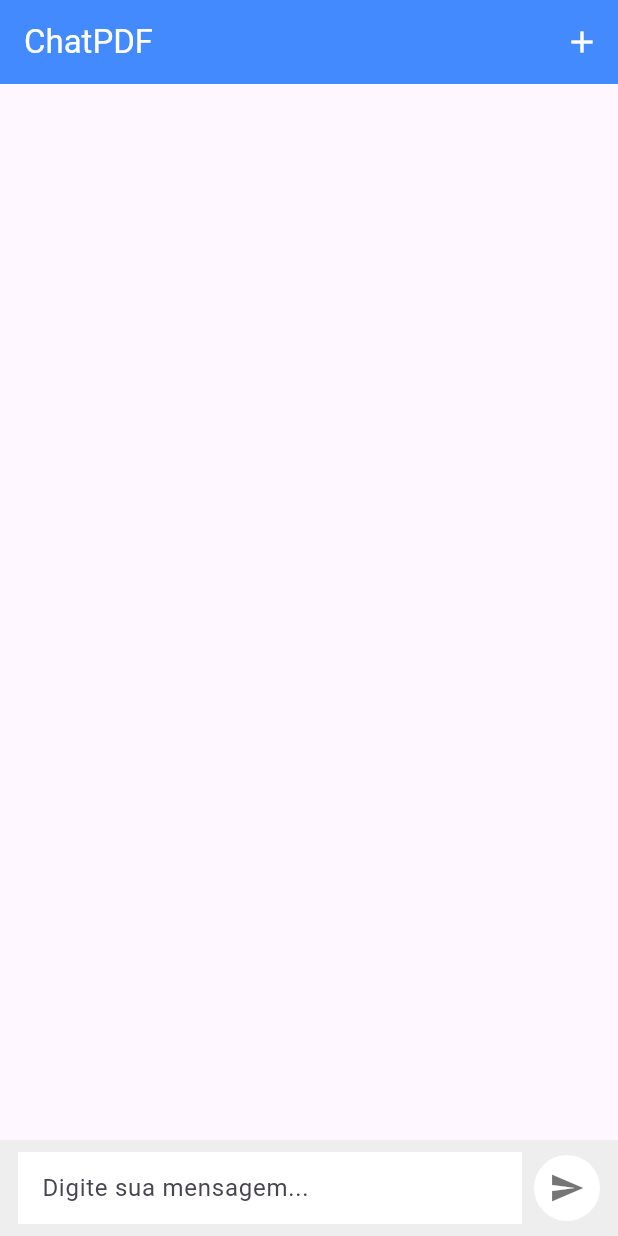
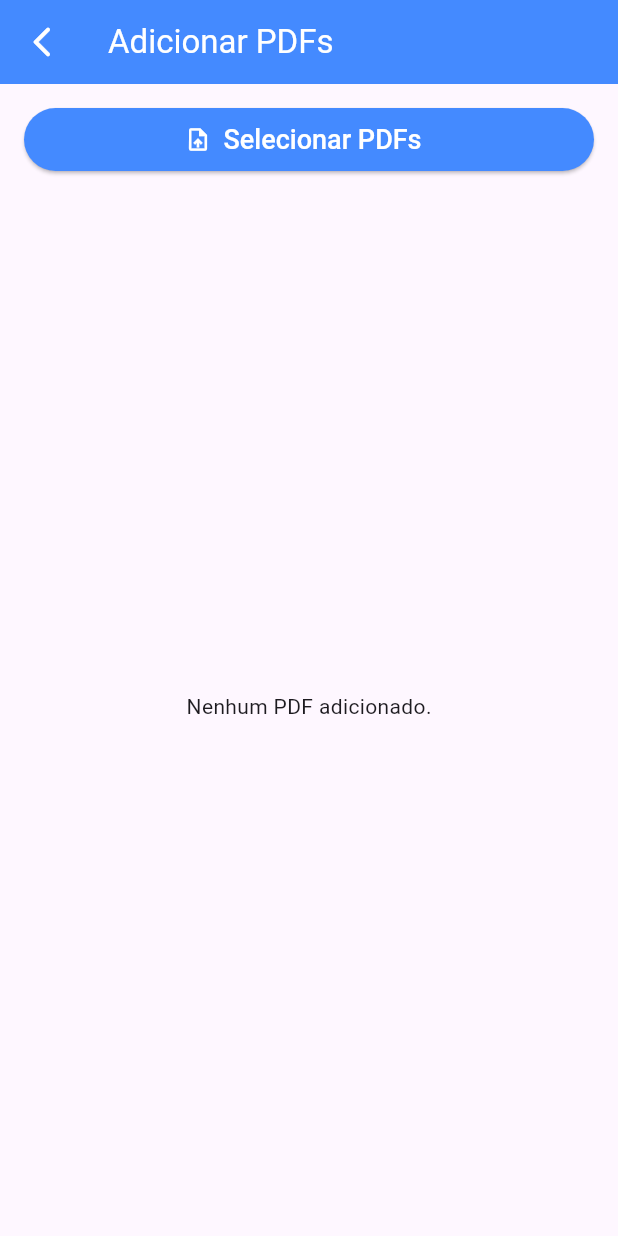
Before and after one commit to lucas680/app_chatpdf, a Flutter app: the screen it shows after launch, after a tap on "Começar", after a tap on the "add" icon, on a phone screen of 412 x 824 dp. Run offline on Flutter 3.47's test engine with Material 3 defaults, Android fonts, the light colour scheme and no system bars; our stand-ins replace file_picker.

Commit message:
home and add pdf screens

```diff
--- a/lib/main.dart
+++ b/lib/main.dart
@@ -1,9 +1,21 @@
 import 'package:app_chatpdf/ui/_core/app_theme.dart';
+import 'package:app_chatpdf/ui/_core/listPdfs_provider.dart';
 import 'package:app_chatpdf/ui/splash/splash_screen.dart';
 import 'package:flutter/material.dart';
+import 'package:provider/provider.dart';
 
-void main() {
-  runApp(const MyApp());
+void main() async {
+  WidgetsFlutterBinding.ensureInitialized();
+  runApp(
+    MultiProvider(
+      providers: [
+        ChangeNotifierProvider(create: (context){
+          return ListpdfsProvider();
+        })
+      ],
+      child: MyApp(),
+    )
+  );
 }
 
 class MyApp extends StatelessWidget {
--- /dev/null
+++ b/lib/ui/_core/listPdfs_provider.dart
@@ -0,0 +1,16 @@
+import 'package:file_picker/file_picker.dart';
+import 'package:flutter/material.dart';
+
+class ListpdfsProvider extends ChangeNotifier {
+  List<PlatformFile> listPdfFiles = [];
+
+  void addAllPdfs(List<PlatformFile> pdfs) {
+    listPdfFiles.addAll(pdfs);
+    notifyListeners();
+  }
+
+  void removePdf(int index){
+    listPdfFiles.removeAt(index);
+    notifyListeners();
+  }
+}
--- /dev/null
+++ b/lib/ui/addPdf/addPdf_screen.dart
@@ -0,0 +1,92 @@
+import 'package:app_chatpdf/ui/_core/listPdfs_provider.dart';
+import 'package:file_picker/file_picker.dart';
+import 'package:flutter/material.dart';
+import 'package:provider/provider.dart';
+
+class AddPdfScreen extends StatelessWidget {
+  const AddPdfScreen({super.key});
+
+  void _pickPdfFiles(BuildContext context) async {
+    final result = await FilePicker.platform.pickFiles(
+      type: FileType.custom,
+      allowedExtensions: ['pdf'],
+      allowMultiple: true,
+    );
+
+    if (result != null && result.files.isNotEmpty) {
+      Provider.of<ListpdfsProvider>(
+        context,
+        listen: false,
+      ).addAllPdfs(result.files);
+    }
+  }
+
+  @override
+  Widget build(BuildContext context) {
+    final listpdfsProvider = Provider.of<ListpdfsProvider>(context);
+
+    return Scaffold(
+      appBar: AppBar(
+        leading: IconButton(
+          icon: const Icon(Icons.arrow_back_ios_new_rounded),
+          onPressed: () => Navigator.of(context).pop(),
+        ),
+        title: const Text('Adicionar PDFs'),
+      ),
+      body: Padding(
+        padding: const EdgeInsets.all(16.0),
+        child: Column(
+          children: [
+            SizedBox(
+              height: 42,
+              width: double.infinity,
+              child: ElevatedButton.icon(
+                onPressed: () => _pickPdfFiles(context),
+                icon: const Icon(Icons.upload_file, color: Colors.white),
+                label: const Text(
+                  'Selecionar PDFs',
+                  style: TextStyle(color: Colors.white),
+                ),
+              ),
+            ),
+            const SizedBox(height: 20),
+            Expanded(
+              child:
+                  listpdfsProvider.listPdfFiles.isEmpty
+                      ? const Center(child: Text('Nenhum PDF adicionado.'))
+                      : ListView.builder(
+                        itemCount: listpdfsProvider.listPdfFiles.length,
+                        itemBuilder: (context, index) {
+                          final file = listpdfsProvider.listPdfFiles[index];
+                          return Card(
+                            elevation: 2,
+                            margin: const EdgeInsets.symmetric(vertical: 8),
+                            child: ListTile(
+                              leading: const Icon(
+                                Icons.picture_as_pdf,
+                                color: Colors.red,
+                              ),
+                              title: Text(file.name),
+                              subtitle: Text(
+                                '${(file.size / 1024).toStringAsFixed(1)} KB',
+                              ),
+                              trailing: IconButton(
+                                icon: const Icon(
+                                  Icons.delete,
+                                  color: Colors.grey,
+                                ),
+                                onPressed: () {
+                                  listpdfsProvider.removePdf(index);
+                                },
+                              ),
+                            ),
+                          );
+                        },
+                      ),
+            ),
+          ],
+        ),
+      ),
+    );
+  }
+}
--- a/lib/ui/home/home_screen.dart
+++ b/lib/ui/home/home_screen.dart
@@ -1,3 +1,4 @@
+import 'package:app_chatpdf/ui/addPdf/addPdf_screen.dart';
 import 'package:app_chatpdf/ui/home/widgets/chat_bubble.dart';
 import 'package:flutter/material.dart';
 
@@ -31,7 +32,21 @@ class _HomeScreenState extends State<HomeScreen> {
     return Scaffold(
       appBar: AppBar(
         title: const Text('ChatPDF'),
-        actions: [IconButton(onPressed: () {}, icon: const Icon(Icons.add))],
+        actions: [
+          IconButton(
+            onPressed: () {
+              Navigator.push(
+                context,
+                MaterialPageRoute(
+                  builder: (context) {
+                    return AddPdfScreen();
+                  },
+                ),
+              );
+            },
+            icon: const Icon(Icons.add),
+          ),
+        ],
       ),
       body: Column(
         children: [
@@ -59,7 +74,7 @@ class _HomeScreenState extends State<HomeScreen> {
                     decoration: const InputDecoration(
                       filled: true,
                       fillColor: Colors.white,
-                      hintText: 'Digite sua mensagem...',
+                      hintText: 'Digite sua pergunta...',
                       border: InputBorder.none,
                       enabledBorder: InputBorder.none,
                       focusedBorder: InputBorder.none,
--- a/pubspec.yaml
+++ b/pubspec.yaml
@@ -9,6 +9,8 @@ dependencies:
   flutter:
     sdk: flutter
   cupertino_icons: ^1.0.8
+  file_picker: ^10.1.2
+  provider: ^6.1.4
 
 dev_dependencies:
   flutter_test:
```
Also changed, not shown: pubspec.lock, 1 other file.
